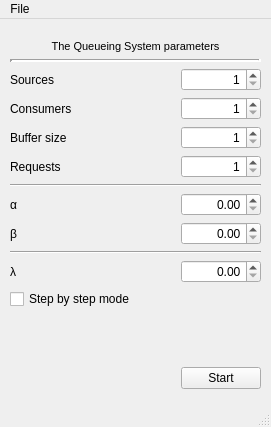
Qt form mainwindow.ui (muzzy404/SMO-5sem) before a commit.
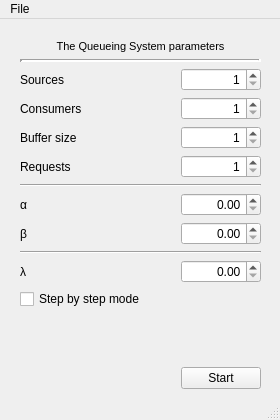
The same form after that commit.

Commit message: step by step simulation mode window design

The edit to the form file:
```diff
--- a/mainwindow.ui
+++ b/mainwindow.ui
@@ -6,8 +6,8 @@
    <rect>
     <x>0</x>
     <y>0</y>
-    <width>271</width>
-    <height>427</height>
+    <width>280</width>
+    <height>420</height>
    </rect>
   </property>
   <property name="windowTitle">
@@ -17,9 +17,9 @@
    <widget class="QWidget" name="gridLayoutWidget">
     <property name="geometry">
      <rect>
-      <x>0</x>
+      <x>10</x>
       <y>10</y>
-      <width>271</width>
+      <width>261</width>
       <height>371</height>
      </rect>
     </property>
@@ -300,7 +300,7 @@
     <rect>
      <x>0</x>
      <y>0</y>
-     <width>271</width>
+     <width>280</width>
      <height>21</height>
     </rect>
    </property>
```
The commit also changes 5 other files.
